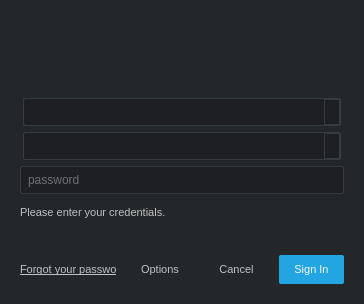
This is python/tank/authentication/resources/login_dialog.ui in kikeda-falcons/tk-core as Qt 5 draws it before an edit. The edited form follows.
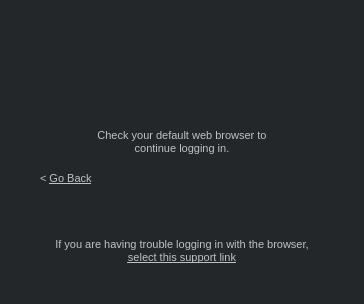
This is the edited form. The open tabs and pages were chosen to show the change. Icons and pictures are not drawn. Custom widgets are drawn as their Qt base class.

```diff
--- a/python/tank/authentication/resources/login_dialog.ui
+++ b/python/tank/authentication/resources/login_dialog.ui
@@ -699,6 +699,68 @@
        </item>
       </layout>
      </widget>
+     <widget class="QWidget" name="ulf2_page">
+      <layout class="QVBoxLayout" name="verticalLayout_2" stretch="0,0,0,0">
+       <property name="margin">
+        <number>20</number>
+       </property>
+       <item>
+        <widget class="QLabel" name="ulf2_msg">
+         <property name="sizePolicy">
+          <sizepolicy hsizetype="Preferred" vsizetype="Expanding">
+           <horstretch>0</horstretch>
+           <verstretch>0</verstretch>
+          </sizepolicy>
+         </property>
+         <property name="styleSheet">
+          <string notr="true">padding-left: 40px; padding-left: 40px;padding-right: 40px;</string>
+         </property>
+         <property name="text">
+          <string>Check your default web browser to continue logging in.</string>
+         </property>
+         <property name="alignment">
+          <set>Qt::AlignCenter</set>
+         </property>
+         <property name="wordWrap">
+          <bool>true</bool>
+         </property>
+        </widget>
+       </item>
+       <item>
+        <widget class="QLabel" name="ulf2_msg_back">
+         <property name="text">
+          <string>&lt;html&gt;&lt;head/&gt;&lt;body&gt;&lt;p&gt;&amp;lt; &lt;a href=&quot;#&quot;&gt;&lt;span style=&quot; text-decoration: underline; color:#c0c1c3;&quot;&gt;Go Back&lt;/span&gt;&lt;/a&gt;&lt;/p&gt;&lt;/body&gt;&lt;/html&gt;</string>
+         </property>
+        </widget>
+       </item>
+       <item>
+        <spacer name="ulf2_spacer">
+         <property name="orientation">
+          <enum>Qt::Vertical</enum>
+         </property>
+         <property name="sizeHint" stdset="0">
+          <size>
+           <width>20</width>
+           <height>40</height>
+          </size>
+         </property>
+        </spacer>
+       </item>
+       <item>
+        <widget class="QLabel" name="ulf2_msg_help">
+         <property name="text">
+          <string>&lt;html&gt;&lt;head/&gt;&lt;body&gt;&lt;p&gt;If you are having trouble logging in with the browser, &lt;a href=&quot;{url}&quot;&gt;&lt;span style=&quot; text-decoration: underline; color:#c0c1c3;&quot;&gt;select this support link&lt;/span&gt;&lt;/a&gt;&lt;/p&gt;&lt;/body&gt;&lt;/html&gt;</string>
+         </property>
+         <property name="alignment">
+          <set>Qt::AlignCenter</set>
+         </property>
+         <property name="wordWrap">
+          <bool>true</bool>
+         </property>
+        </widget>
+       </item>
+      </layout>
+     </widget>
     </widget>
    </item>
   </layout>
```
